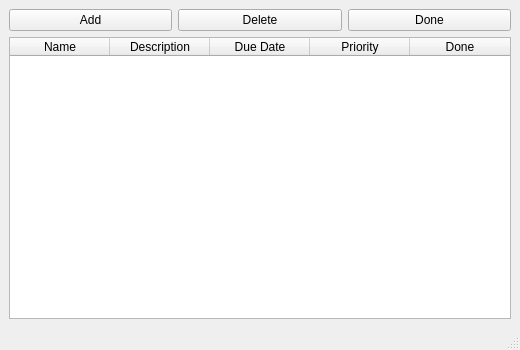
The window that main_window.ui (ihar21/to-do) describes before a commit, drawn with Qt 5.
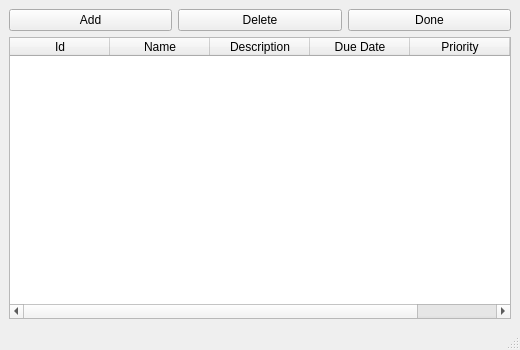
The same window after the commit.

```diff
--- a/main_window.ui
+++ b/main_window.ui
@@ -69,8 +69,13 @@
          <enum>QAbstractItemView::SelectRows</enum>
         </property>
         <property name="columnCount">
-         <number>5</number>
+         <number>6</number>
         </property>
+        <column>
+         <property name="text">
+          <string>Id</string>
+         </property>
+        </column>
         <column>
          <property name="text">
           <string>Name</string>
```
